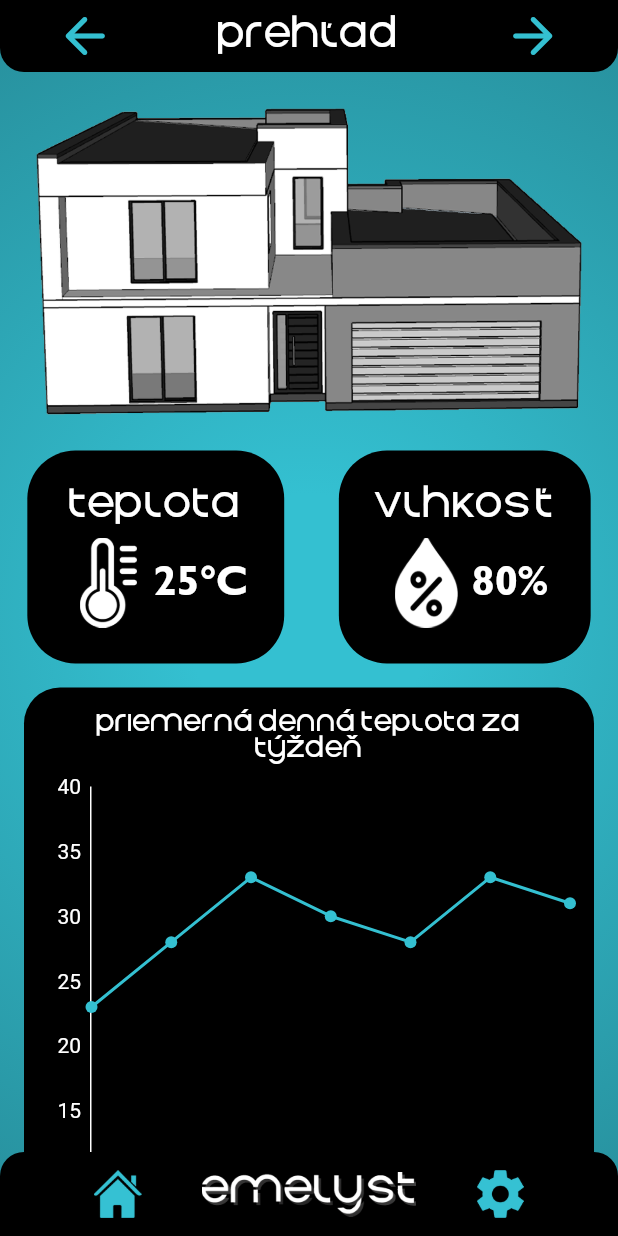
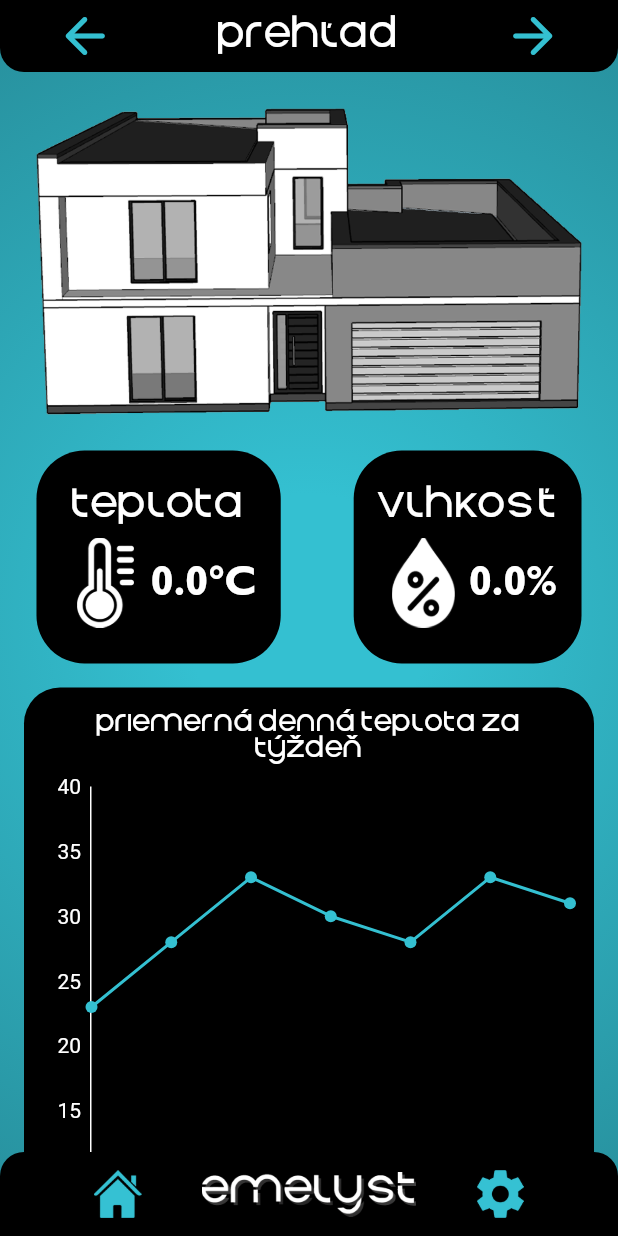
Before and after one commit to iggy228/Emelyst, a Flutter app: the screen it shows after launch, after a tap on "Prehľad", on a phone screen of 412 x 824 dp. Run offline on Flutter 3.47's test engine with Material 2 defaults, Android fonts, the phone set to English and light mode, and no system bars; drawn by our look-alikes of fl_chart; our stand-ins replace flutter_spinkit; missing offline and left inert: mqtt_client.

Commit message:
Making mqtt Connection on overview screen

```diff
--- /dev/null
+++ b/lib/model/Sensor.dart
@@ -0,0 +1,6 @@
+class Sensor {
+  String name;
+  double data;
+
+  Sensor({this.name, this.data});
+}
--- a/lib/pages/lights.dart
+++ b/lib/pages/lights.dart
@@ -38,7 +38,8 @@ class _LightsState extends State<Lights> {
     mqttClient.updates.listen((event) {
       MqttPublishMessage message = event[0].payload;
       var data = MqttPublishPayload.bytesToStringAsString(message.payload.message);
-      print(data);
+
+      // Recognizing right topic
       for (int i = 0; i < lights.length; i++) {
         if (event[0].topic == lights[i].name) {
           setState(() {
--- a/lib/pages/overview.dart
+++ b/lib/pages/overview.dart
@@ -1,9 +1,12 @@
+import 'package:emelyst/model/Sensor.dart';
 import 'package:emelyst/widgets/header.dart';
+import 'package:emelyst/widgets/line_chart_wrapper.dart';
 import 'package:emelyst/widgets/navigation.dart';
 import 'package:emelyst/widgets/radial_background.dart';
 import 'package:emelyst/widgets/sensor_card.dart';
-import 'package:fl_chart/fl_chart.dart';
 import 'package:flutter/material.dart';
+import 'package:mqtt_client/mqtt_client.dart';
+import 'package:mqtt_client/mqtt_server_client.dart';
 
 class Overview extends StatefulWidget {
   @override
@@ -12,34 +15,45 @@ class Overview extends StatefulWidget {
 
 class _OverviewState extends State<Overview> {
 
-  List<LineChartBarData> chartData = [
-    LineChartBarData(
-      spots: [
-        FlSpot(1, 23),
-        FlSpot(2, 28),
-        FlSpot(3, 33),
-        FlSpot(4, 30),
-        FlSpot(5, 28),
-        FlSpot(6, 33),
-        FlSpot(7, 31),
-      ],
-      colors: [
-        Color.fromRGBO(52, 192, 209, 1),
-      ],
-    ),
+  MqttServerClient mqttClient;
+
+  List sensorData = [
+    Sensor(name: 'teplota', data: 0),
+    Sensor(name: 'vlhkost', data: 0),
   ];
 
-  String makeBottomTitle(value) {
-    switch (value.toInt()) {
-      case 1: return 'PO';
-      case 2: return 'UT';
-      case 3: return 'ST';
-      case 4: return 'ŠT';
-      case 5: return 'PI';
-      case 6: return 'SO';
-      case 7: return 'NE';
+  Future<void> mqttConnect() async {
+    mqttClient = MqttServerClient.withPort('test.mosquitto.org', 'mobileID-15662', 1883);
+
+    try {
+      await mqttClient.connect();
+    } catch (e) {
+      print('This is your error: $e');
     }
-    return '';
+
+    for (int i = 0; i < sensorData.length; i++) {
+      mqttClient.subscribe(sensorData[i].name, MqttQos.atLeastOnce);
+    }
+    mqttClient.updates.listen((event) {
+      MqttPublishMessage message = event[0].payload;
+      double data = double.parse(MqttPublishPayload.bytesToStringAsString(message.payload.message));
+
+
+      // Recognizing right topic
+      for (int i = 0; i < sensorData.length; i++) {
+        if (event[0].topic == sensorData[i].name) {
+          setState(() {
+            sensorData[i].data = data;
+          });
+        }
+      }
+    });
+  }
+
+  @override
+  void initState() {
+    super.initState();
+    mqttConnect();
   }
 
   @override
@@ -62,14 +76,14 @@ class _OverviewState extends State<Overview> {
                     // Box for temperature
                     SensorCard(
                       title: 'Teplota',
-                      data: 25,
+                      data: sensorData[0].data,
                       postfix: '°C',
                       iconUrl: 'temperature',
                     ),
                     // Box for humidity
                     SensorCard(
                       title: 'Vlhkosť',
-                      data: 80,
+                      data: sensorData[1].data,
                       postfix: '%',
                       iconUrl: 'humidity',
                     ),
@@ -96,33 +110,7 @@ class _OverviewState extends State<Overview> {
                         ),
                       ),
                       SizedBox(height: 16),
-                      LineChart(
-                        LineChartData(
-                          lineBarsData: chartData,
-                          minY: 10,
-                          maxY: 40,
-                          gridData: FlGridData(
-                            show: false,
-                          ),
-                          borderData: FlBorderData(
-                            border: Border(bottom: BorderSide(color: Colors.white), left: BorderSide(color: Colors.white)),
-                          ),
-                          titlesData: FlTitlesData(
-                            bottomTitles: SideTitles(
-                              showTitles: true,
-                              getTextStyles: (value) => const TextStyle(color: Colors.white, fontSize: 12),
-                              getTitles: (value) {
-                                return makeBottomTitle(value);
-                              },
-                            ),
-                            leftTitles: SideTitles(
-                              showTitles: true,
-                              getTextStyles: (value) => const TextStyle(color: Colors.white),
-                              interval: 5
-                            )
-                          ),
-                        ),
-                      ),
+                      LineChartWrapper(),
                     ],
                   ),
                 ),
--- /dev/null
+++ b/lib/widgets/line_chart_wrapper.dart
@@ -0,0 +1,66 @@
+import 'package:fl_chart/fl_chart.dart';
+import 'package:flutter/material.dart';
+
+class LineChartWrapper extends StatelessWidget {
+
+  List<LineChartBarData> chartData = [
+    LineChartBarData(
+      spots: [
+        FlSpot(1, 23),
+        FlSpot(2, 28),
+        FlSpot(3, 33),
+        FlSpot(4, 30),
+        FlSpot(5, 28),
+        FlSpot(6, 33),
+        FlSpot(7, 31),
+      ],
+      colors: [
+        Color.fromRGBO(52, 192, 209, 1),
+      ],
+    ),
+  ];
+
+  String makeBottomTitle(value) {
+    switch (value.toInt()) {
+      case 1: return 'PO';
+      case 2: return 'UT';
+      case 3: return 'ST';
+      case 4: return 'ŠT';
+      case 5: return 'PI';
+      case 6: return 'SO';
+      case 7: return 'NE';
+    }
+    return '';
+  }
+
+  @override
+  Widget build(BuildContext context) {
+    return LineChart(
+      LineChartData(
+        lineBarsData: chartData,
+        minY: 10,
+        maxY: 40,
+        gridData: FlGridData(
+          show: false,
+        ),
+        borderData: FlBorderData(
+          border: Border(bottom: BorderSide(color: Colors.white), left: BorderSide(color: Colors.white)),
+        ),
+        titlesData: FlTitlesData(
+            bottomTitles: SideTitles(
+              showTitles: true,
+              getTextStyles: (value) => const TextStyle(color: Colors.white, fontSize: 12),
+              getTitles: (value) {
+                return makeBottomTitle(value);
+              },
+            ),
+            leftTitles: SideTitles(
+                showTitles: true,
+                getTextStyles: (value) => const TextStyle(color: Colors.white),
+                interval: 5
+            )
+        ),
+      ),
+    );
+  }
+}
--- a/lib/widgets/sensor_card.dart
+++ b/lib/widgets/sensor_card.dart
@@ -2,7 +2,7 @@ import 'package:flutter/material.dart';
 
 class SensorCard extends StatelessWidget {
   final String title;
-  final int data;
+  final double data;
   final String postfix;
   final String iconUrl;
 
@@ -11,7 +11,7 @@ class SensorCard extends StatelessWidget {
   @override
   Widget build(BuildContext context) {
     return Container(
-      padding: EdgeInsets.all(24),
+      padding: EdgeInsets.symmetric(vertical: 24, horizontal: 16),
       decoration: BoxDecoration(
         color: Colors.black,
         borderRadius: BorderRadius.circular(32),
```
